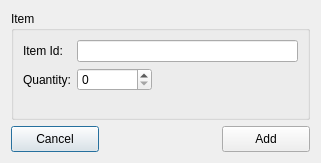
First picture: the form in src/add_new_sell.ui, repository krivahtoo/stockmanager, before the edit.
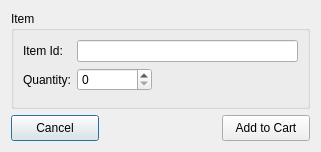
Second picture: the form after the edit. Icons and pictures are not drawn.

Patch:
```diff
--- a/src/add_new_sell.ui
+++ b/src/add_new_sell.ui
@@ -10,7 +10,7 @@
     <x>0</x>
     <y>0</y>
     <width>321</width>
-    <height>163</height>
+    <height>145</height>
    </rect>
   </property>
   <property name="windowTitle">
@@ -116,7 +116,11 @@
         </size>
        </property>
        <property name="text">
-        <string>Add</string>
+        <string>Add to Cart</string>
+       </property>
+       <property name="icon">
+        <iconset resource="../stock_manager.qrc">
+         <normaloff>:/icons/cart.svg</normaloff>:/icons/cart.svg</iconset>
        </property>
       </widget>
      </item>
```
Left out of the diff: 10 changed lines with no effect on the pictures.
